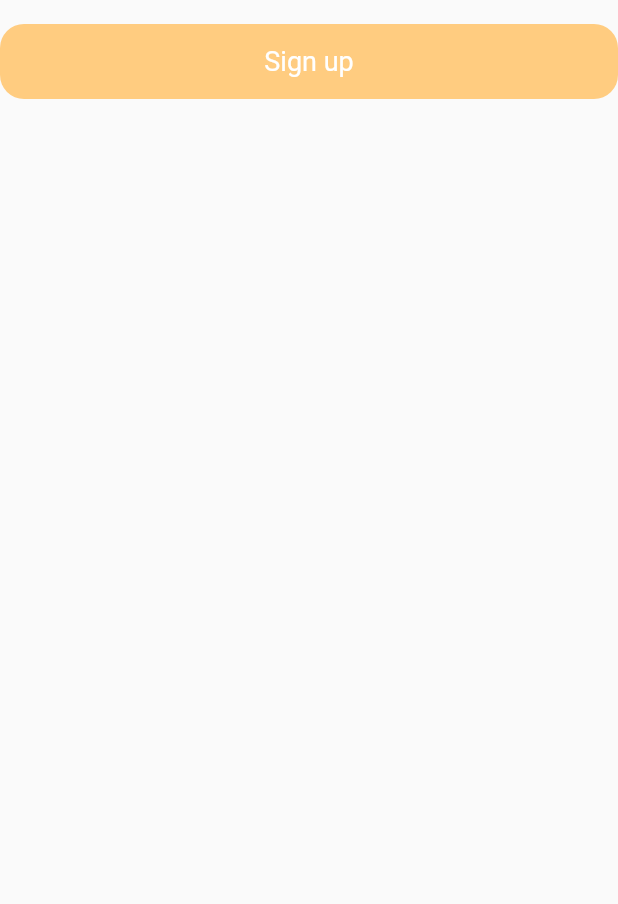
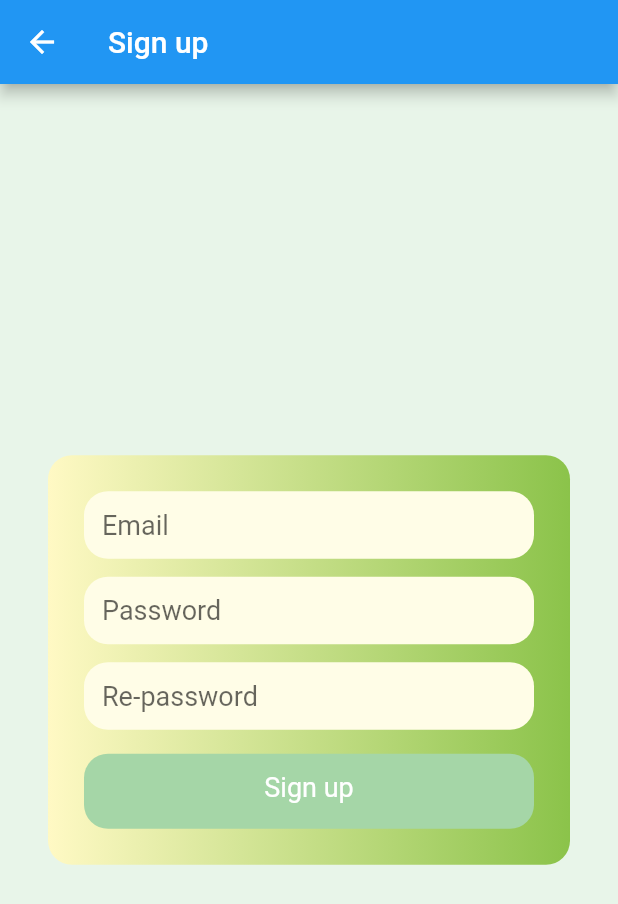
Before and after one commit to ChaiyapanJack/project_flutter_mobile_app_kmutt, a Flutter app: what buildButtonRegister() shows on an empty page, opened directly, after a tap on "Sign up", on a phone screen of 412 x 824 dp. Shown: the top 904 px of the screen. Run offline on Flutter 3.47's test engine with Material 2 defaults, Android fonts, the phone set to English and light mode, and no system bars; our stand-ins replace firebase_auth, firebase_core; missing offline and left inert: flutterfire_ui; accounts and stored records are empty.

Commit message:
sigup_page

```diff
--- a/lib/login_signup_page.dart
+++ b/lib/login_signup_page.dart
@@ -1,5 +1,6 @@
 import 'package:flutter/material.dart';
 import 'package:project_flutter_mobile_app_kmutt/home.dart';
+import 'package:project_flutter_mobile_app_kmutt/signup_page.dart';
 
 class MyLoginPage extends StatefulWidget {
   MyLoginPage({key}) : super(key: key);
@@ -36,7 +37,7 @@ class _MyLoginPageState extends State<MyLoginPage> {
                       buildTextFieldPassword(),
                       buildButtonSignIn(),
                       buildOtherLine(),
-                      buildButtonRegister()
+                      buildButtonRegister(context)
                     ],
                   )),
             )));
@@ -53,7 +54,7 @@ class _MyLoginPageState extends State<MyLoginPage> {
                 borderRadius: BorderRadius.all(Radius.circular(16)),
                 onTap: () {
                   print('Tapped!');
-                  Navigator.push(
+                  Navigator.pushReplacement(
                     context,
                     MaterialPageRoute(builder: (context) => MyHomePage()),
                   );
@@ -109,9 +110,10 @@ Widget buildOtherLine() {
       ]));
 }
 
-Container buildButtonRegister() {
+Widget buildButtonRegister(BuildContext context) {
   return Container(
       constraints: BoxConstraints.expand(height: 50),
+      // ignore: sort_child_properties_last
       child: Center(
         child: Container(
           child: Material(
@@ -119,7 +121,11 @@ Container buildButtonRegister() {
             child: InkWell(
               borderRadius: BorderRadius.all(Radius.circular(16)),
               onTap: () {
-                print('Tapped Button sign up');
+                print('Tapped! Sign UP');
+                Navigator.push(
+                  context,
+                  MaterialPageRoute(builder: (context) => MySignUpPage()),
+                );
               },
               child: Text(
                 "Sign up",
--- /dev/null
+++ b/lib/signup_page.dart
@@ -0,0 +1,88 @@
+import 'package:flutter/material.dart';
+
+class MySignUpPage extends StatefulWidget {
+  MySignUpPage({key}) : super(key: key);
+
+  @override
+  _MySignUpPageState createState() => _MySignUpPageState();
+}
+
+class _MySignUpPageState extends State<MySignUpPage> {
+  @override
+  Widget build(BuildContext context) {
+    return Scaffold(
+        appBar: AppBar(
+          title: Text("Sign up", style: TextStyle(color: Colors.white)),
+        ),
+        body: Container(
+            color: Colors.green[50],
+            child: Center(
+              child: Container(
+                  decoration: BoxDecoration(
+                      borderRadius: BorderRadius.circular(16),
+                      gradient: LinearGradient(colors: [
+                        Color.fromARGB(255, 255, 249, 196),
+                        Colors.lightGreen
+                      ])),
+                  margin: EdgeInsets.all(32),
+                  padding: EdgeInsets.all(24),
+                  child: Column(
+                    mainAxisSize: MainAxisSize.min,
+                    mainAxisAlignment: MainAxisAlignment.center,
+                    children: <Widget>[
+                      buildTextFieldEmail(),
+                      buildTextFieldPassword(),
+                      buildTextFieldPasswordConfirm(),
+                      buildButtonSignUp(context)
+                    ],
+                  )),
+            )));
+  }
+
+  Container buildButtonSignUp(BuildContext context) {
+    return Container(
+        constraints: BoxConstraints.expand(height: 50),
+        child: Text("Sign up",
+            textAlign: TextAlign.center,
+            style: TextStyle(fontSize: 18, color: Colors.white)),
+        decoration: BoxDecoration(
+            borderRadius: BorderRadius.circular(16), color: Colors.green[200]),
+        margin: EdgeInsets.only(top: 16),
+        padding: EdgeInsets.all(12));
+  }
+
+  Container buildTextFieldEmail() {
+    return Container(
+        padding: EdgeInsets.all(12),
+        decoration: BoxDecoration(
+            color: Colors.yellow[50], borderRadius: BorderRadius.circular(16)),
+        child: TextField(
+            decoration: InputDecoration.collapsed(hintText: "Email"),
+            keyboardType: TextInputType.emailAddress,
+            style: TextStyle(fontSize: 18)));
+  }
+
+  Container buildTextFieldPassword() {
+    return Container(
+        padding: EdgeInsets.all(12),
+        margin: EdgeInsets.only(top: 12),
+        decoration: BoxDecoration(
+            color: Colors.yellow[50], borderRadius: BorderRadius.circular(16)),
+        child: TextField(
+            obscureText: true,
+            decoration: InputDecoration.collapsed(hintText: "Password"),
+            style: TextStyle(fontSize: 18)));
+  }
+
+  Container buildTextFieldPasswordConfirm() {
+    return Container(
+        padding: EdgeInsets.all(12),
+        margin: EdgeInsets.only(top: 12),
+        decoration: BoxDecoration(
+            color: Colors.yellow[50], borderRadius: BorderRadius.circular(16)),
+        child: TextField(
+            obscureText: true,
+            decoration: InputDecoration.collapsed(hintText: "Re-password"),
+            style: TextStyle(fontSize: 18)));
+  }
+}
```
